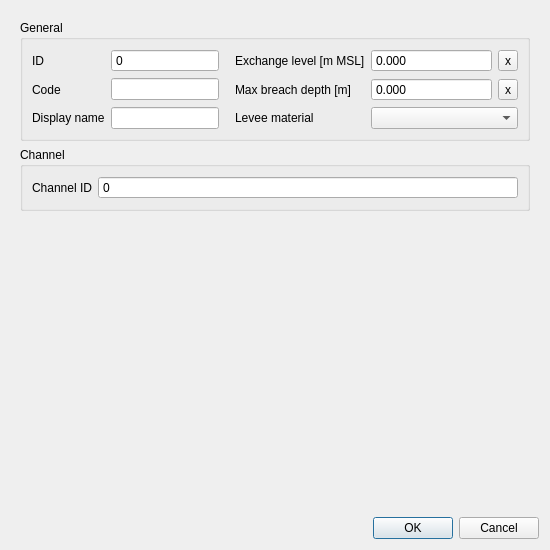
This is threedi_schematisation_editor/forms/ui/potential_breach.ui in nens/threedi-schematisation-editor as Qt 5 draws it before an edit. The edited form follows.
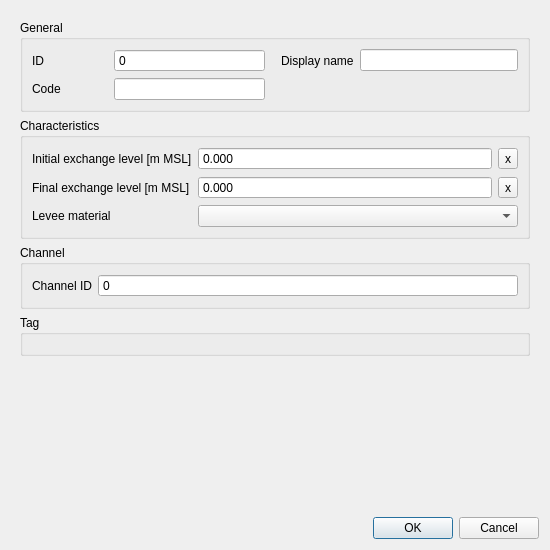
This is the edited form.

Commit message: Initial work on schema 300 implementation. (#277)

What changed in the file:
```diff
--- a/threedi_schematisation_editor/forms/ui/potential_breach.ui
+++ b/threedi_schematisation_editor/forms/ui/potential_breach.ui
@@ -32,7 +32,7 @@
        </rect>
       </property>
       <layout class="QGridLayout" name="gridLayout_2">
-       <item row="1" column="0">
+       <item row="2" column="0">
         <widget class="QGroupBox" name="grp_channel">
          <property name="locale">
           <locale language="English" country="UnitedStates"/>
@@ -94,52 +94,121 @@
          </layout>
         </widget>
        </item>
-       <item row="0" column="0">
-        <widget class="QGroupBox" name="grp_general">
-         <property name="enabled">
-          <bool>true</bool>
-         </property>
+       <item row="1" column="0">
+        <widget class="QGroupBox" name="grp_characteristics">
          <property name="title">
-          <string>General</string>
+          <string>Characteristics</string>
          </property>
-         <layout class="QGridLayout" name="gridLayout_9">
-          <item row="1" column="0">
-           <widget class="QLabel" name="label_24">
+         <layout class="QGridLayout" name="gridLayout_3">
+          <item row="0" column="1">
+           <widget class="QDoubleSpinBox" name="initial_exchange_level">
+            <property name="sizePolicy">
+             <sizepolicy hsizetype="Expanding" vsizetype="Fixed">
+              <horstretch>0</horstretch>
+              <verstretch>0</verstretch>
+             </sizepolicy>
+            </property>
+            <property name="locale">
+             <locale language="English" country="UnitedStates"/>
+            </property>
+            <property name="buttonSymbols">
+             <enum>QAbstractSpinBox::NoButtons</enum>
+            </property>
+            <property name="decimals">
+             <number>3</number>
+            </property>
+            <property name="minimum">
+             <double>-99999999.000000000000000</double>
+            </property>
+            <property name="maximum">
+             <double>1000000.000000000000000</double>
+            </property>
+            <property name="showClearButton" stdset="0">
+             <bool>true</bool>
+            </property>
+            <property name="clearValue" stdset="0">
+             <bool>true</bool>
+            </property>
+            <property name="expressionsEnabled" stdset="0">
+             <bool>true</bool>
+            </property>
+           </widget>
+          </item>
+          <item row="0" column="2">
+           <widget class="QToolButton" name="initial_exchange_level_clear">
             <property name="text">
-             <string>ID</string>
+             <string>x</string>
+            </property>
+           </widget>
+          </item>
+          <item row="1" column="1">
+           <widget class="QDoubleSpinBox" name="final_exchange_level">
+            <property name="sizePolicy">
+             <sizepolicy hsizetype="Expanding" vsizetype="Fixed">
+              <horstretch>0</horstretch>
+              <verstretch>0</verstretch>
+             </sizepolicy>
+            </property>
+            <property name="locale">
+             <locale language="English" country="UnitedStates"/>
+            </property>
+            <property name="buttonSymbols">
+             <enum>QAbstractSpinBox::NoButtons</enum>
+            </property>
+            <property name="decimals">
+             <number>3</number>
+            </property>
+            <property name="minimum">
+             <double>-99999999.000000000000000</double>
+            </property>
+            <property name="maximum">
+             <double>1000000.000000000000000</double>
+            </property>
+            <property name="showClearButton" stdset="0">
+             <bool>true</bool>
+            </property>
+            <property name="clearValue" stdset="0">
+             <bool>true</bool>
+            </property>
+            <property name="expressionsEnabled" stdset="0">
+             <bool>true</bool>
+            </property>
+           </widget>
+          </item>
+          <item row="1" column="2">
+           <widget class="QToolButton" name="final_exchange_level_clear">
+            <property name="text">
+             <string>x</string>
+            </property>
+           </widget>
+          </item>
+          <item row="0" column="0">
+           <widget class="QLabel" name="label_26">
+            <property name="text">
+             <string>Initial exchange level [m MSL]</string>
             </property>
             <property name="alignment">
              <set>Qt::AlignLeading|Qt::AlignLeft|Qt::AlignVCenter</set>
             </property>
+            <property name="indent">
+             <number>-1</number>
+            </property>
            </widget>
           </item>
-          <item row="3" column="3">
+          <item row="1" column="0">
            <widget class="QLabel" name="label_23">
             <property name="text">
-             <string>Max breach depth [m]</string>
+             <string>Final exchange level [m MSL]</string>
             </property>
             <property name="alignment">
              <set>Qt::AlignLeading|Qt::AlignLeft|Qt::AlignVCenter</set>
             </property>
             <property name="indent">
-             <number>10</number>
+             <number>-1</number>
             </property>
            </widget>
           </item>
-          <item row="4" column="0">
-           <widget class="QLabel" name="label_3">
-            <property name="locale">
-             <locale language="English" country="UnitedStates"/>
-            </property>
-            <property name="text">
-             <string>Display name</string>
-            </property>
-            <property name="alignment">
-             <set>Qt::AlignLeading|Qt::AlignLeft|Qt::AlignVCenter</set>
-            </property>
-           </widget>
-          </item>
-          <item row="4" column="3">
+          <item row="2" column="0">
            <widget class="QLabel" name="label_11">
             <property name="locale">
              <locale language="English" country="UnitedStates"/>
@@ -154,138 +223,11 @@
              <set>Qt::AlignLeading|Qt::AlignLeft|Qt::AlignVCenter</set>
             </property>
             <property name="indent">
-             <number>10</number>
+             <number>-1</number>
             </property>
            </widget>
           </item>
-          <item row="3" column="0">
-           <widget class="QLabel" name="label_25">
-            <property name="text">
-             <string>Code</string>
-            </property>
-            <property name="alignment">
-             <set>Qt::AlignLeading|Qt::AlignLeft|Qt::AlignVCenter</set>
-            </property>
-           </widget>
-          </item>
-          <item row="3" column="1" colspan="2">
-           <widget class="QLineEdit" name="code">
-            <property name="sizePolicy">
-             <sizepolicy hsizetype="Expanding" vsizetype="Fixed">
-              <horstretch>0</horstretch>
-              <verstretch>0</verstretch>
-             </sizepolicy>
-            </property>
-            <property name="clearButtonEnabled">
-             <bool>true</bool>
-            </property>
-           </widget>
-          </item>
-          <item row="1" column="1" colspan="2">
-           <widget class="QSpinBox" name="id">
-            <property name="readOnly">
-             <bool>true</bool>
-            </property>
-            <property name="buttonSymbols">
-             <enum>QAbstractSpinBox::NoButtons</enum>
-            </property>
-            <property name="maximum">
-             <number>99999999</number>
-            </property>
-            <property name="showClearButton" stdset="0">
-             <bool>true</bool>
-            </property>
-            <property name="clearValue" stdset="0">
-             <bool>true</bool>
-            </property>
-            <property name="expressionsEnabled" stdset="0">
-             <bool>false</bool>
-            </property>
-           </widget>
-          </item>
-          <item row="3" column="4">
-           <widget class="QDoubleSpinBox" name="maximum_breach_depth">
-            <property name="sizePolicy">
-             <sizepolicy hsizetype="Expanding" vsizetype="Fixed">
-              <horstretch>0</horstretch>
-              <verstretch>0</verstretch>
-             </sizepolicy>
-            </property>
-            <property name="locale">
-             <locale language="English" country="UnitedStates"/>
-            </property>
-            <property name="buttonSymbols">
-             <enum>QAbstractSpinBox::NoButtons</enum>
-            </property>
-            <property name="decimals">
-             <number>3</number>
-            </property>
-            <property name="minimum">
-             <double>-99999999.000000000000000</double>
-            </property>
-            <property name="maximum">
-             <double>1000000.000000000000000</double>
-            </property>
-            <property name="showClearButton" stdset="0">
-             <bool>true</bool>
-            </property>
-            <property name="clearValue" stdset="0">
-             <bool>true</bool>
-            </property>
-            <property name="expressionsEnabled" stdset="0">
-             <bool>true</bool>
-            </property>
-           </widget>
-          </item>
-          <item row="3" column="5">
-           <widget class="QToolButton" name="maximum_breach_depth_clear">
-            <property name="text">
-             <string>x</string>
-            </property>
-           </widget>
-          </item>
-          <item row="1" column="4">
-           <widget class="QDoubleSpinBox" name="exchange_level">
-            <property name="sizePolicy">
-             <sizepolicy hsizetype="Expanding" vsizetype="Fixed">
-              <horstretch>0</horstretch>
-              <verstretch>0</verstretch>
-             </sizepolicy>
-            </property>
-            <property name="locale">
-             <locale language="English" country="UnitedStates"/>
-            </property>
-            <property name="buttonSymbols">
-             <enum>QAbstractSpinBox::NoButtons</enum>
-            </property>
-            <property name="decimals">
-             <number>3</number>
-            </property>
-            <property name="minimum">
-             <double>-99999999.000000000000000</double>
-            </property>
-            <property name="maximum">
-             <double>1000000.000000000000000</double>
-            </property>
-            <property name="showClearButton" stdset="0">
-             <bool>true</bool>
-            </property>
-            <property name="clearValue" stdset="0">
-             <bool>true</bool>
-            </property>
-            <property name="expressionsEnabled" stdset="0">
-             <bool>true</bool>
-            </property>
-           </widget>
-          </item>
-          <item row="1" column="5">
-           <widget class="QToolButton" name="exchange_level_clear">
-            <property name="text">
-             <string>x</string>
-            </property>
-           </widget>
-          </item>
-          <item row="4" column="4" colspan="2">
+          <item row="2" column="1" colspan="2">
            <widget class="QComboBox" name="levee_material">
             <property name="sizePolicy">
              <sizepolicy hsizetype="Expanding" vsizetype="Fixed">
@@ -301,36 +243,28 @@
             </property>
            </widget>
           </item>
-          <item row="4" column="1" colspan="2">
-           <widget class="QLineEdit" name="display_name">
-            <property name="sizePolicy">
-             <sizepolicy hsizetype="Expanding" vsizetype="Fixed">
-              <horstretch>0</horstretch>
-              <verstretch>0</verstretch>
-             </sizepolicy>
-            </property>
-            <property name="clearButtonEnabled">
-             <bool>true</bool>
-            </property>
-           </widget>
+         </layout>
+        </widget>
+       </item>
+       <item row="3" column="0">
+        <widget class="QGroupBox" name="grp_tag">
+         <property name="font">
+          <font>
+           <weight>50</weight>
+           <bold>false</bold>
+          </font>
+         </property>
+         <property name="title">
+          <string>Tag</string>
+         </property>
+         <layout class="QGridLayout" name="gridLayout_16">
+          <item row="0" column="0" colspan="2">
+           <layout class="QHBoxLayout" name="tags_layout"/>
           </item>
-          <item row="1" column="3">
-           <widget class="QLabel" name="label_26">
-            <property name="text">
-             <string>Exchange level [m MSL]</string>
-            </property>
-            <property name="alignment">
-             <set>Qt::AlignLeading|Qt::AlignLeft|Qt::AlignVCenter</set>
-            </property>
-            <property name="indent">
-             <number>10</number>
-            </property>
-           </widget>
-          </item>
          </layout>
         </widget>
        </item>
-       <item row="2" column="0">
+       <item row="4" column="0">
         <spacer name="verticalSpacer">
          <property name="orientation">
           <enum>Qt::Vertical</enum>
@@ -343,6 +277,108 @@
          </property>
         </spacer>
        </item>
+       <item row="0" column="0">
+        <widget class="QGroupBox" name="grp_general">
+         <property name="enabled">
+          <bool>true</bool>
+         </property>
+         <property name="title">
+          <string>General</string>
+         </property>
+         <layout class="QGridLayout" name="gridLayout_9">
+          <item row="0" column="1" colspan="2">
+           <widget class="QSpinBox" name="id">
+            <property name="readOnly">
+             <bool>true</bool>
+            </property>
+            <property name="buttonSymbols">
+             <enum>QAbstractSpinBox::NoButtons</enum>
+            </property>
+            <property name="maximum">
+             <number>99999999</number>
+            </property>
+            <property name="showClearButton" stdset="0">
+             <bool>true</bool>
+            </property>
+            <property name="clearValue" stdset="0">
+             <bool>true</bool>
+            </property>
+            <property name="expressionsEnabled" stdset="0">
+             <bool>false</bool>
+            </property>
+           </widget>
+          </item>
+          <item row="0" column="0">
+           <widget class="QLabel" name="label_24">
+            <property name="text">
+             <string>ID</string>
+            </property>
+            <property name="alignment">
+             <set>Qt::AlignLeading|Qt::AlignLeft|Qt::AlignVCenter</set>
+            </property>
+           </widget>
+          </item>
+          <item row="1" column="0">
+           <widget class="QLabel" name="label_25">
+            <property name="text">
+             <string>Code</string>
+            </property>
+            <property name="alignment">
+             <set>Qt::AlignLeading|Qt::AlignLeft|Qt::AlignVCenter</set>
+            </property>
+            <property name="indent">
+             <number>-1</number>
+            </property>
+           </widget>
+          </item>
+          <item row="1" column="1" colspan="2">
+           <widget class="QLineEdit" name="code">
+            <property name="sizePolicy">
+             <sizepolicy hsizetype="Expanding" vsizetype="Fixed">
+              <horstretch>0</horstretch>
+              <verstretch>0</verstretch>
+             </sizepolicy>
+            </property>
+            <property name="clearButtonEnabled">
+             <bool>true</bool>
+            </property>
+           </widget>
+          </item>
+          <item row="0" column="3">
+           <widget class="QLabel" name="label_2">
+            <property name="locale">
+             <locale language="English" country="UnitedStates"/>
+            </property>
+            <property name="text">
+             <string>Display name</string>
+            </property>
+            <property name="alignment">
+             <set>Qt::AlignLeading|Qt::AlignLeft|Qt::AlignVCenter</set>
+            </property>
+            <property name="indent">
+             <number>10</number>
+            </property>
+           </widget>
+          </item>
+          <item row="0" column="4" colspan="2">
+           <widget class="QLineEdit" name="display_name">
+            <property name="sizePolicy">
+             <sizepolicy hsizetype="Expanding" vsizetype="Fixed">
+              <horstretch>0</horstretch>
+              <verstretch>0</verstretch>
+             </sizepolicy>
+            </property>
+            <property name="locale">
+             <locale language="English" country="UnitedStates"/>
+            </property>
+            <property name="clearButtonEnabled">
+             <bool>true</bool>
+            </property>
+           </widget>
+          </item>
+         </layout>
+        </widget>
+       </item>
       </layout>
      </widget>
     </widget>
```
Left out of the diff: 10 changed lines with no effect on the pictures. The commit also changes 527 other files.
